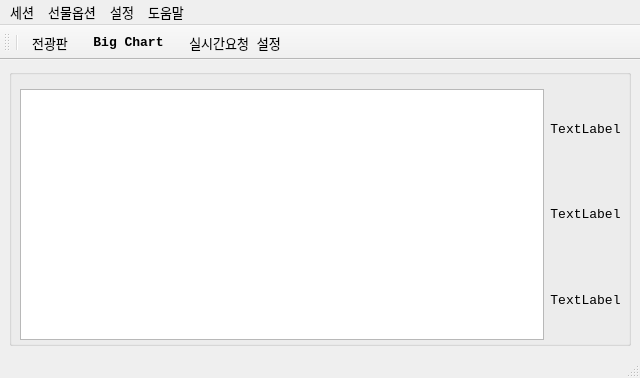
The window that UI/skybot_nm.ui (skygoldfish/SkyBot) describes before a commit, drawn with Qt 5.
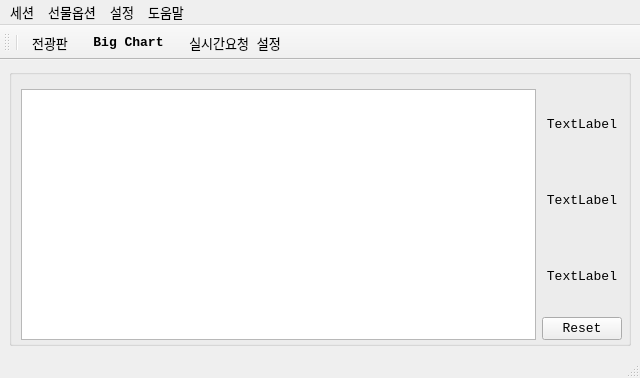
The same window after the commit. Icons and pictures are not drawn.

```diff
--- a/UI/skybot_nm.ui
+++ b/UI/skybot_nm.ui
@@ -36,10 +36,10 @@
     <property name="title">
      <string/>
     </property>
-    <widget class="QWidget" name="layoutWidget">
+    <widget class="QWidget" name="">
      <property name="geometry">
       <rect>
-       <x>11</x>
+       <x>12</x>
        <y>20</y>
        <width>601</width>
        <height>251</height>
@@ -81,6 +81,13 @@
           </property>
          </widget>
         </item>
+        <item>
+         <widget class="QPushButton" name="pushButton_reset">
+          <property name="text">
+           <string>Reset</string>
+          </property>
+         </widget>
+        </item>
        </layout>
       </item>
      </layout>
```
